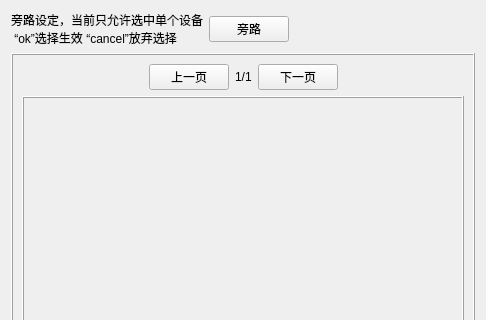
Before: the Qt Designer form ui/settingdev.ui in niuyuxin/touchScreen, drawn with Qt 5; both pictures show x 0 to 486 and y 0 to 320 of the 486 by 496 pixel window.
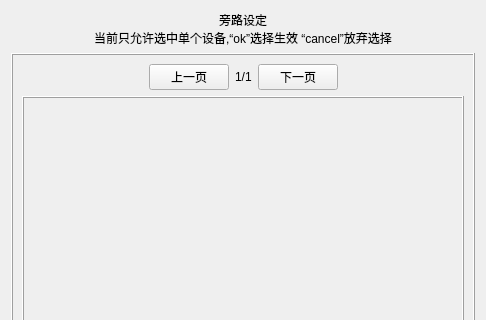
After: the same form once the commit is applied.

Patch:
```diff
--- a/ui/settingdev.ui
+++ b/ui/settingdev.ui
@@ -19,31 +19,14 @@
      <item>
       <widget class="QLabel" name="label_2">
        <property name="text">
-        <string>旁路设定，当前只允许选中单个设备
- “ok”选择生效 “cancel”放弃选择</string>
+        <string>旁路设定
+当前只允许选中单个设备,“ok”选择生效 “cancel”放弃选择</string>
        </property>
-      </widget>
-     </item>
-     <item>
-      <widget class="QPushButton" name="pushButton_3">
-       <property name="text">
-        <string>旁路</string>
+       <property name="alignment">
+        <set>Qt::AlignCenter</set>
        </property>
       </widget>
      </item>
-     <item>
-      <spacer name="horizontalSpacer_3">
-       <property name="orientation">
-        <enum>Qt::Horizontal</enum>
-       </property>
-       <property name="sizeHint" stdset="0">
-        <size>
-         <width>40</width>
-         <height>20</height>
-        </size>
-       </property>
-      </spacer>
-     </item>
     </layout>
    </item>
    <item>
```
Left out of the diff: 2 changed lines with no effect on the pictures.
